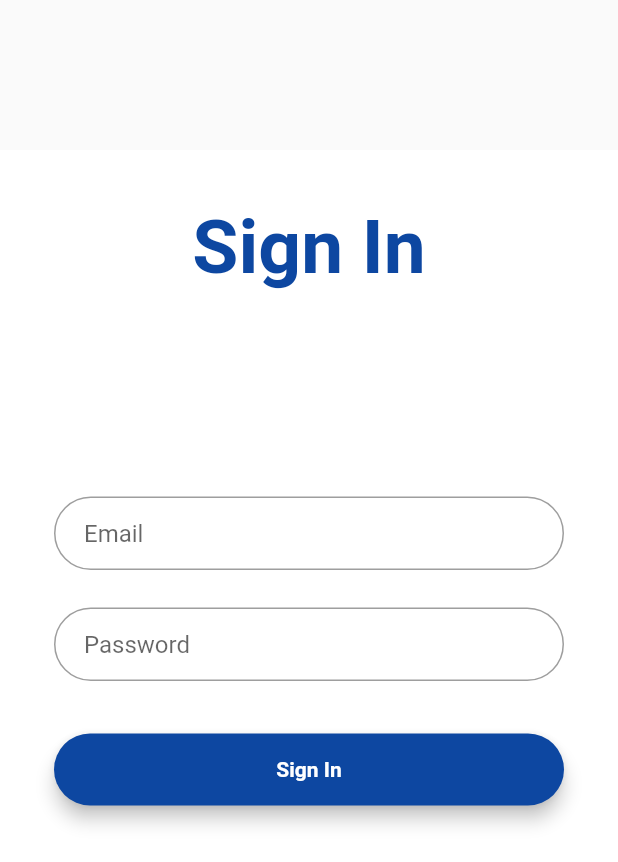
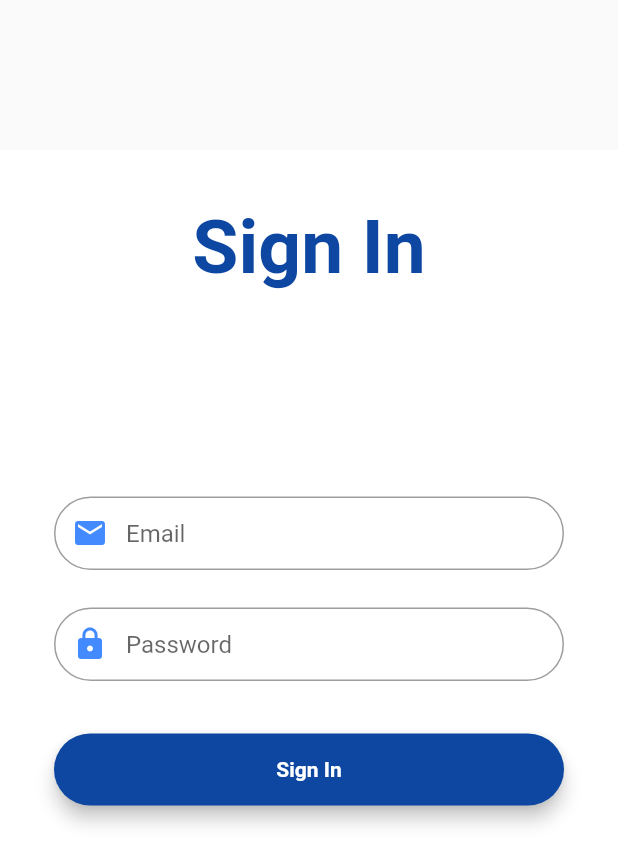
Before and after one commit to Abdulai/QR-Code-Scanner, a Flutter app: the screen it shows after launch, on a phone screen of 412 x 824 dp. Shown: the top 862 px of the screen. Run offline on Flutter 3.47's test engine with Material 2 defaults, Android fonts, the phone set to English and light mode, and no system bars; our stand-ins replace flutter_spinkit.

```diff
--- a/lib/screens/sign_in.dart
+++ b/lib/screens/sign_in.dart
@@ -1,4 +1,5 @@
 import 'package:flutter/material.dart';
+import 'package:qr_code_scanner/main.dart';
 
 class SignIn extends StatefulWidget {
   const SignIn({Key key}) : super(key: key);
@@ -10,18 +11,28 @@ class SignIn extends StatefulWidget {
 class _SignInState extends State<SignIn> {
   @override
   Widget build(BuildContext context) {
-    final emailField = TextField(
+    final emailField = TextFormField(
+      keyboardType: TextInputType.emailAddress,
       obscureText: true,
       decoration: InputDecoration(
+          prefixIcon: Icon(
+            Icons.email,
+            color: Colors.blueAccent,
+          ),
           contentPadding: EdgeInsets.fromLTRB(20.0, 15.0, 20.0, 15.0),
           hintText: "Email",
           border:
               OutlineInputBorder(borderRadius: BorderRadius.circular(32.0))),
     );
 
-    final passwordField = TextField(
+    final passwordField = TextFormField(
+      keyboardType: TextInputType.text,
       obscureText: true,
       decoration: InputDecoration(
+          prefixIcon: Icon(
+            Icons.lock,
+            color: Colors.blueAccent,
+          ),
           contentPadding: EdgeInsets.fromLTRB(20.0, 15.0, 20.0, 15.0),
           hintText: "Password",
           border:
@@ -35,7 +46,13 @@ class _SignInState extends State<SignIn> {
       child: MaterialButton(
         minWidth: MediaQuery.of(context).size.width,
         padding: EdgeInsets.fromLTRB(20.0, 15.0, 20.0, 15.0),
-        onPressed: () {},
+        onPressed: () {
+          Navigator.push(
+              context,
+              MaterialPageRoute(
+                builder: (context) => MyHomePage(),
+              ));
+        },
         child: Text('Sign In',
             textAlign: TextAlign.center,
             style: TextStyle(color: Colors.white, fontWeight: FontWeight.bold)),
```
Also changed, not shown: lib/main.dart (+12 -74 lines).
